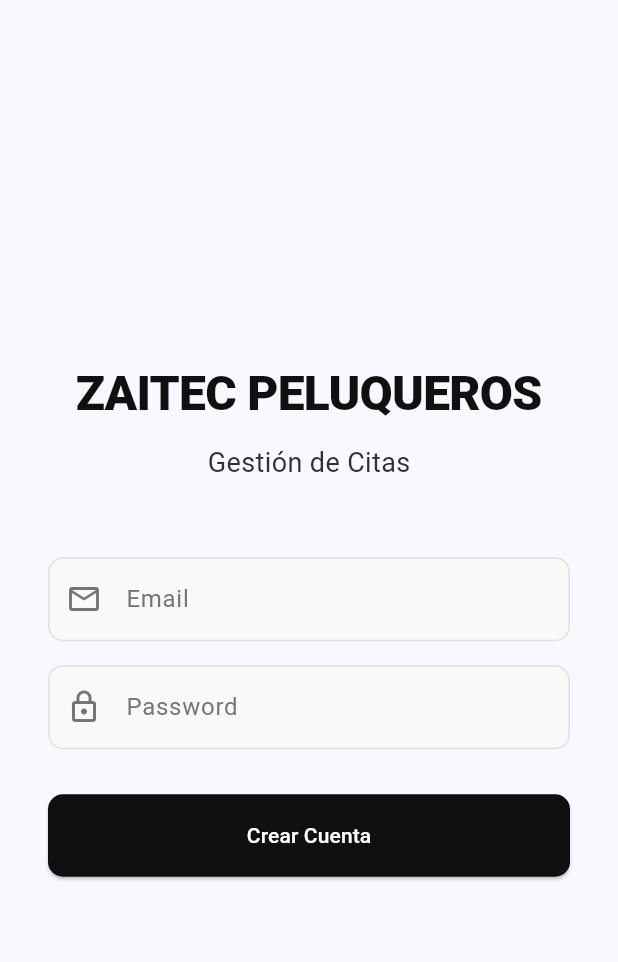
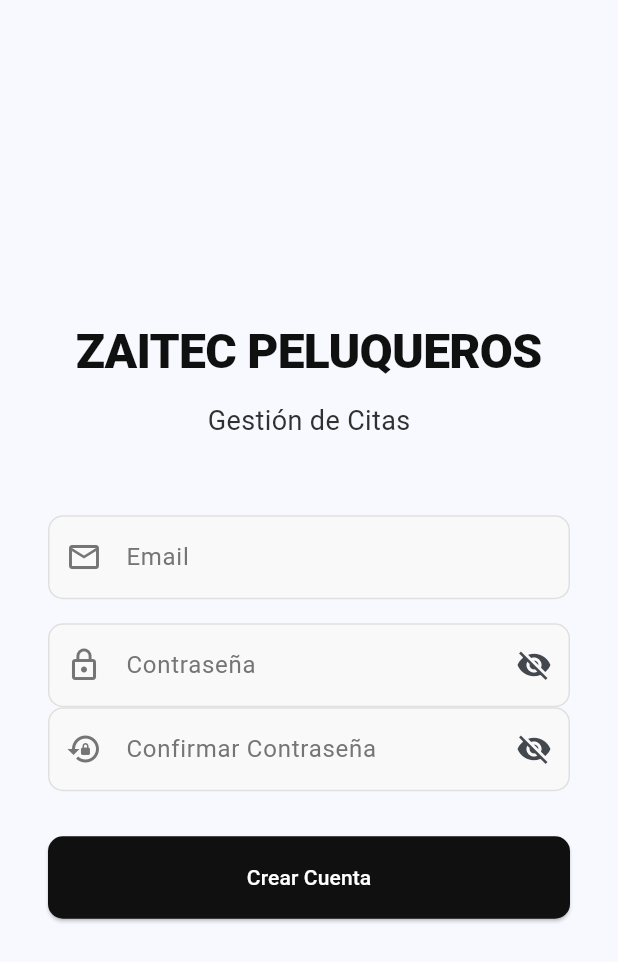
Before and after one commit to EduardoRiedel/gestion-inventario-zaitec, a Flutter app: the screen it shows after launch, after a tap on "¿No tienes cuenta? Regístrate aquí", on a phone screen of 412 x 824 dp. Shown: the top 962 px of the screen. Run offline on Flutter 3.47's test engine with Material 3 defaults, Android fonts, the phone set to English and light mode, and no system bars; our stand-ins replace cloud_firestore, firebase_auth, firebase_core, table_calendar; accounts and stored records are empty; generated files the repository leaves out were written again; network calls fail.

Commit message:
Funcionalidades adicionales login contraseña

```diff
--- a/gestion_inventario_zaitec/lib/main.dart
+++ b/gestion_inventario_zaitec/lib/main.dart
@@ -1,7 +1,7 @@
 import 'package:firebase_core/firebase_core.dart';
 import 'package:flutter/material.dart';
-import 'package:gestion_inventario_zaitec/Firebase/FirebaseManager.dart';
-import 'package:gestion_inventario_zaitec/Firebase/firebase_options.dart';
+import 'package:gestion_inventario_zaitec/firebase/firebaseManager.dart';
+import 'package:gestion_inventario_zaitec/firebase/firebase_options.dart';
 import 'package:gestion_inventario_zaitec/pages/login_page.dart';
 
 Future<void> main() async {
--- a/gestion_inventario_zaitec/lib/pages/login_page.dart
+++ b/gestion_inventario_zaitec/lib/pages/login_page.dart
@@ -2,7 +2,7 @@ import 'package:flutter/material.dart';
 import 'registration__page.dart';
 import '../styles.dart';
 import 'citas_page.dart';
-import 'package:gestion_inventario_zaitec/Firebase/FirebaseManager.dart';
+import 'package:gestion_inventario_zaitec/firebase/firebaseManager.dart';
 
 class LoginPage extends StatefulWidget {
   const LoginPage({super.key});
@@ -14,6 +14,9 @@ class LoginPage extends StatefulWidget {
 class _LoginPageState extends State<LoginPage> {
   final _emailController = TextEditingController();
   final _passwordController = TextEditingController();
+
+  bool _oscurecerPassword = true; // Por defecto la contraseña está oculta
+
   bool _obscurePassword = true;
 
   @override
@@ -23,29 +26,19 @@ class _LoginPageState extends State<LoginPage> {
     super.dispose();
   }
 
-  void _login() {
-    // Add login logic here
-    final email = _emailController.text;
-    final password = _passwordController.text;
-
-    if (email.isNotEmpty && password.isNotEmpty) {
-      ScaffoldMessenger.of(context).showSnackBar(
-        const SnackBar(content: Text('Login successful')),
-      );
-    }
-  }
-
- @override
+  @override
   Widget build(BuildContext context) {
     return Scaffold(
-      body: SafeArea( // <--- ESTO evita que el texto se esconda arriba del todo
-        child: Center( // <--- ESTO obliga a centrarlo
-          child: SingleChildScrollView( // <--- ESTO permite que se vea con el teclado abierto
+      body: SafeArea(
+        // <--- ESTO evita que el texto se esconda arriba del todo
+        child: Center(
+          // <--- ESTO obliga a centrarlo
+          child: SingleChildScrollView(
+            // <--- ESTO permite que se vea con el teclado abierto
             padding: const EdgeInsets.all(32.0),
             child: Column(
               mainAxisAlignment: MainAxisAlignment.center,
               children: [
-
                 // PRUEBA: Título con color rojo fuerte para que lo veas sí o sí
                 Text('ZAITEC PELUQUEROS', style: AppStyles.tituloPrincipal),
                 const SizedBox(height: 10),
@@ -57,16 +50,37 @@ class _LoginPageState extends State<LoginPage> {
                 // Campos de texto
                 TextField(
                   controller: _emailController,
-                  decoration: AppStyles.fieldDecoration('Email', Icons.email_outlined), // Icono más fino
+                  decoration: AppStyles.fieldDecoration(
+                    'Email',
+                    Icons.email_outlined,
+                  ), // Icono más fino
                 ),
 
                 const SizedBox(height: 16),
 
                 TextField(
                   controller: _passwordController,
-                  obscureText: _obscurePassword,
-                  // Usamos Icons.lock_outline para el look minimalista
-                  decoration: AppStyles.fieldDecoration('Password', Icons.lock_outline),
+                  obscureText: _obscurePassword, // Tu variable bool
+                  decoration:
+                      AppStyles.fieldDecoration(
+                        'Password',
+                        Icons.lock_outline,
+                      ).copyWith(
+                        // <--- Esto mantiene tus estilos y añade lo nuevo
+                        suffixIcon: IconButton(
+                          icon: Icon(
+                            _obscurePassword
+                                ? Icons.visibility_off
+                                : Icons.visibility,
+                            color: Colors.grey, // O el color que prefieras
+                          ),
+                          onPressed: () {
+                            setState(() {
+                              _obscurePassword = !_obscurePassword;
+                            });
+                          },
+                        ),
+                      ),
                 ),
 
                 const SizedBox(height: 30),
@@ -83,13 +97,13 @@ class _LoginPageState extends State<LoginPage> {
                     // ESTO es lo que hace el salto de página:
                     Navigator.push(
                       context,
-                      MaterialPageRoute(builder: (context) => const AgendaPage()),
+                      MaterialPageRoute(
+                        builder: (context) => const AgendaPage(),
+                      ),
                     );
                   },
                   child: const Text('INICIAR SESIÓN'),
                 ),
-
-
 
                 const SizedBox(height: 20),
 
@@ -100,7 +114,9 @@ class _LoginPageState extends State<LoginPage> {
                     // ESTO es lo que hace el salto de página:
                     Navigator.push(
                       context,
-                      MaterialPageRoute(builder: (context) => const RegisterPage()),
+                      MaterialPageRoute(
+                        builder: (context) => const RegisterPage(),
+                      ),
                     );
                   },
                   child: const Text('¿No tienes cuenta? Regístrate aquí'),
--- a/gestion_inventario_zaitec/lib/pages/registration__page.dart
+++ b/gestion_inventario_zaitec/lib/pages/registration__page.dart
@@ -1,7 +1,7 @@
 import 'package:flutter/material.dart';
 import 'package:gestion_inventario_zaitec/pages/login_page.dart';
 import '../styles.dart';
-import 'package:gestion_inventario_zaitec/Firebase/FirebaseManager.dart';
+import 'package:gestion_inventario_zaitec/firebase/firebaseManager.dart';
 
 class RegisterPage extends StatefulWidget {
   const RegisterPage({super.key});
@@ -13,7 +13,9 @@ class RegisterPage extends StatefulWidget {
 class _RegisterPageState extends State<RegisterPage> {
   final _emailController = TextEditingController();
   final _passwordController = TextEditingController();
+  final _confirmPasswordController = TextEditingController();
   bool _obscurePassword = true;
+  bool _obscureConfirm = true;
 
   @override
   void dispose() {
@@ -22,18 +24,19 @@ class _RegisterPageState extends State<RegisterPage> {
     super.dispose();
   }
 
-
- @override
+  @override
   Widget build(BuildContext context) {
     return Scaffold(
-      body: SafeArea( // <--- ESTO evita que el texto se esconda arriba del todo
-        child: Center( // <--- ESTO obliga a centrarlo
-          child: SingleChildScrollView( // <--- ESTO permite que se vea con el teclado abierto
+      body: SafeArea(
+        // <--- ESTO evita que el texto se esconda arriba del todo
+        child: Center(
+          // <--- ESTO obliga a centrarlo
+          child: SingleChildScrollView(
+            // <--- ESTO permite que se vea con el teclado abierto
             padding: const EdgeInsets.all(32.0),
             child: Column(
               mainAxisAlignment: MainAxisAlignment.center,
               children: [
-
                 // PRUEBA: Título con color rojo fuerte para que lo veas sí o sí
                 Text('ZAITEC PELUQUEROS', style: AppStyles.tituloPrincipal),
                 const SizedBox(height: 10),
@@ -45,7 +48,10 @@ class _RegisterPageState extends State<RegisterPage> {
                 // Campos de texto
                 TextField(
                   controller: _emailController,
-                  decoration: AppStyles.fieldDecoration('Email', Icons.email_outlined), // Icono más fino
+                  decoration: AppStyles.fieldDecoration(
+                    'Email',
+                    Icons.email_outlined,
+                  ), // Icono más fino
                 ),
 
                 const SizedBox(height: 16),
@@ -53,28 +59,59 @@ class _RegisterPageState extends State<RegisterPage> {
                 TextField(
                   controller: _passwordController,
                   obscureText: _obscurePassword,
-                  // Usamos Icons.lock_outline para el look minimalista
-                  decoration: AppStyles.fieldDecoration('Password', Icons.lock_outline),
+                  decoration:
+                      AppStyles.fieldDecoration(
+                        'Contraseña',
+                        Icons.lock_outline,
+                      ).copyWith(
+                        suffixIcon: IconButton(
+                          icon: Icon(
+                            _obscurePassword
+                                ? Icons.visibility_off
+                                : Icons.visibility,
+                          ),
+                          onPressed: () => setState(
+                            () => _obscurePassword = !_obscurePassword,
+                          ),
+                        ),
+                      ),
+                ),
+                // CAMPO DE CONFIRMAR CONTRASEÑA
+                TextField(
+                  controller: _confirmPasswordController,
+                  obscureText: _obscureConfirm,
+                  decoration:
+                      AppStyles.fieldDecoration(
+                        'Confirmar Contraseña',
+                        Icons.lock_reset,
+                      ).copyWith(
+                        suffixIcon: IconButton(
+                          icon: Icon(
+                            _obscureConfirm
+                                ? Icons.visibility_off
+                                : Icons.visibility,
+                          ),
+                          onPressed: () => setState(
+                            () => _obscureConfirm = !_obscureConfirm,
+                          ),
+                        ),
+                      ),
                 ),
 
                 const SizedBox(height: 30),
                 ElevatedButton(
                   style: AppStyles.botonPrincipal,
-                  onPressed: () {
+                  onPressed: () async {
+                    FirebaseManager().registrarUsuario(
+                      context,
+                      _emailController.text,
+                      _passwordController.text,
+                      _confirmPasswordController.text,
+                    );
 
-                    final email = _emailController.text;
-                    final password = _passwordController.text;
-
-                    // Llamar al método de registro del FirebaseManager
-                    FirebaseManager().registrarUsuario(email, password);
-
-                    Navigator.push(
-                      context,
-                      MaterialPageRoute(builder: (context) => const LoginPage()),
-                    );
+                    // llamo al cambio de ventana en el propio metodo de firebaseManager
                   },
                   child: const Text('Crear Cuenta'),
-
                 ),
               ],
             ),
```
Also changed, not shown: gestion_inventario_zaitec/lib/Firebase/FirebaseManager.dart (+56 -16 lines), gestion_inventario_zaitec/lib/pages/citas/citas_page.dart (renamed from gestion_inventario_zaitec/lib/pages/citas_page.dart), 2 other files.
